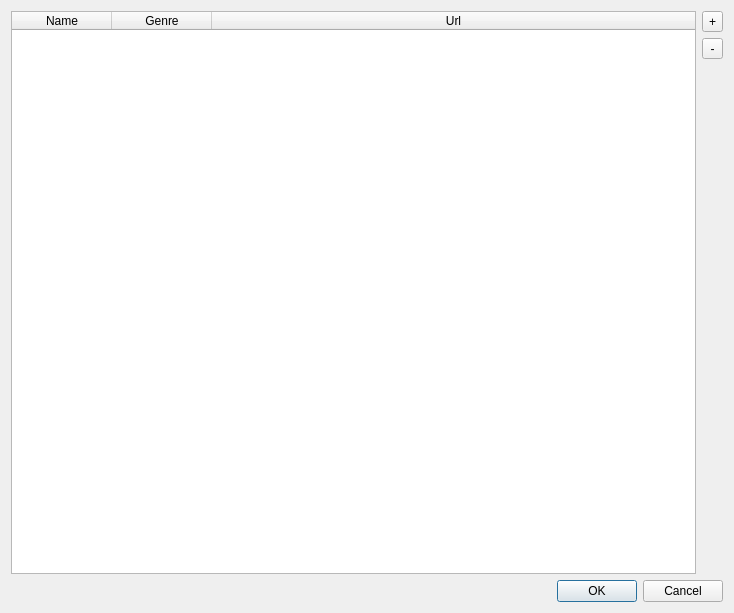
The window that configdialog.ui (giomatfois62/QRadioTray) describes before a commit, drawn with Qt 5.
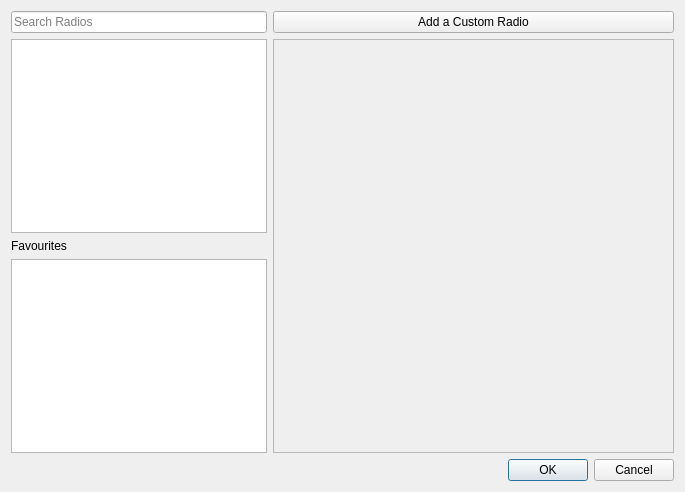
The same window after the commit.

Commit message: added radio search

Diff of the .ui file:
```diff
--- a/configdialog.ui
+++ b/configdialog.ui
@@ -6,38 +6,29 @@
    <rect>
     <x>0</x>
     <y>0</y>
-    <width>734</width>
-    <height>613</height>
+    <width>685</width>
+    <height>492</height>
    </rect>
   </property>
   <property name="windowTitle">
    <string>Dialog</string>
   </property>
   <layout class="QGridLayout" name="gridLayout">
-   <item row="0" column="0" rowspan="3" colspan="2">
-    <widget class="QTableWidget" name="stations">
-     <attribute name="horizontalHeaderStretchLastSection">
-      <bool>true</bool>
-     </attribute>
-     <column>
-      <property name="text">
-       <string>Name</string>
-      </property>
-     </column>
-     <column>
-      <property name="text">
-       <string>Genre</string>
-      </property>
-     </column>
-     <column>
-      <property name="text">
-       <string>Url</string>
-      </property>
-     </column>
+   <item row="0" column="0">
+    <widget class="QLineEdit" name="search">
+     <property name="sizePolicy">
+      <sizepolicy hsizetype="Preferred" vsizetype="Fixed">
+       <horstretch>0</horstretch>
+       <verstretch>0</verstretch>
+      </sizepolicy>
+     </property>
+     <property name="placeholderText">
+      <string>Search Radios</string>
+     </property>
     </widget>
    </item>
-   <item row="1" column="2">
-    <widget class="QToolButton" name="remove">
+   <item row="0" column="1">
+    <widget class="QPushButton" name="add">
      <property name="sizePolicy">
       <sizepolicy hsizetype="Preferred" vsizetype="Fixed">
        <horstretch>0</horstretch>
@@ -45,18 +36,48 @@
       </sizepolicy>
      </property>
      <property name="text">
-      <string>-</string>
+      <string>Add a Custom Radio</string>
      </property>
     </widget>
    </item>
-   <item row="0" column="2">
-    <widget class="QToolButton" name="add">
+   <item row="1" column="0">
+    <widget class="QListWidget" name="radios">
+     <property name="sizePolicy">
+      <sizepolicy hsizetype="Fixed" vsizetype="Expanding">
+       <horstretch>0</horstretch>
+       <verstretch>0</verstretch>
+      </sizepolicy>
+     </property>
+    </widget>
+   </item>
+   <item row="1" column="1" rowspan="3">
+    <widget class="QFrame" name="radio">
+     <property name="frameShape">
+      <enum>QFrame::StyledPanel</enum>
+     </property>
+     <property name="frameShadow">
+      <enum>QFrame::Raised</enum>
+     </property>
+    </widget>
+   </item>
+   <item row="2" column="0">
+    <widget class="QLabel" name="label">
      <property name="text">
-      <string>+</string>
+      <string>Favourites</string>
      </property>
     </widget>
    </item>
-   <item row="3" column="0" colspan="3">
+   <item row="3" column="0">
+    <widget class="QListWidget" name="favourites">
+     <property name="sizePolicy">
+      <sizepolicy hsizetype="Fixed" vsizetype="Expanding">
+       <horstretch>0</horstretch>
+       <verstretch>0</verstretch>
+      </sizepolicy>
+     </property>
+    </widget>
+   </item>
+   <item row="4" column="0" colspan="2">
     <widget class="QDialogButtonBox" name="buttonBox">
      <property name="orientation">
       <enum>Qt::Horizontal</enum>
```
The commit also changes 3 other files.
